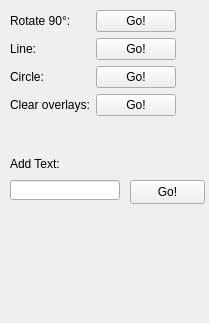
rock-core/gui-rock_widget_collection, file src/gst_image_view/scripts/testgui.ui: the form before one commit.
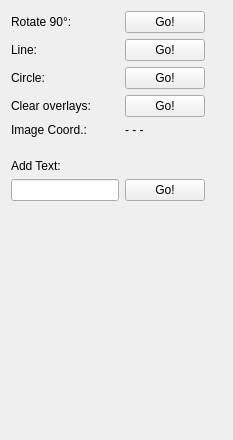
The form after the commit. Custom widgets are drawn as their Qt base class.

Commit message: gst_image_view: improve test gui and script: more test functionality, add gst_image_view widget to testgui, fix addCircle call

Patch:
```diff
--- a/src/gst_image_view/scripts/testgui.ui
+++ b/src/gst_image_view/scripts/testgui.ui
@@ -6,22 +6,15 @@
    <rect>
     <x>0</x>
     <y>0</y>
-    <width>209</width>
-    <height>323</height>
+    <width>233</width>
+    <height>440</height>
    </rect>
   </property>
   <property name="windowTitle">
    <string>GstImageView TestGUI</string>
   </property>
-  <widget class="QWidget" name="formLayoutWidget">
-   <property name="geometry">
-    <rect>
-     <x>10</x>
-     <y>10</y>
-     <width>194</width>
-     <height>131</height>
-    </rect>
-   </property>
+  <layout class="QVBoxLayout" name="verticalLayout">
+   <item>
    <layout class="QFormLayout" name="formLayout">
     <property name="fieldGrowthPolicy">
      <enum>QFormLayout::ExpandingFieldsGrow</enum>
@@ -82,45 +75,86 @@
       </property>
      </widget>
     </item>
-   </layout>
-  </widget>
-  <widget class="QLineEdit" name="text_input">
-   <property name="geometry">
-    <rect>
-     <x>10</x>
-     <y>180</y>
-     <width>110</width>
-     <height>20</height>
-    </rect>
-   </property>
-  </widget>
+     <item row="4" column="0">
+      <widget class="QLabel" name="label_6">
+       <property name="text">
+        <string>Image Coord.:</string>
+       </property>
+      </widget>
+     </item>
+     <item row="4" column="1">
+      <widget class="QLabel" name="image_coord_label">
+       <property name="sizePolicy">
+        <sizepolicy hsizetype="MinimumExpanding" vsizetype="Preferred">
+         <horstretch>0</horstretch>
+         <verstretch>0</verstretch>
+        </sizepolicy>
+       </property>
+       <property name="text">
+        <string>- - -</string>
+       </property>
+      </widget>
+     </item>
+     <item row="6" column="0">
   <widget class="QLabel" name="label_5">
-   <property name="geometry">
-    <rect>
-     <x>10</x>
-     <y>154</y>
-     <width>61</width>
-     <height>20</height>
-    </rect>
-   </property>
    <property name="text">
     <string>Add Text:</string>
    </property>
   </widget>
+     </item>
+     <item row="7" column="0">
+      <widget class="QLineEdit" name="text_input"/>
+     </item>
+     <item row="7" column="1">
   <widget class="QPushButton" name="text_button">
-   <property name="geometry">
-    <rect>
-     <x>130</x>
-     <y>180</y>
-     <width>75</width>
-     <height>24</height>
-    </rect>
-   </property>
    <property name="text">
     <string>Go!</string>
    </property>
   </widget>
- </widget>
+     </item>
+     <item row="5" column="0">
+      <spacer name="verticalSpacer">
+       <property name="orientation">
+        <enum>Qt::Vertical</enum>
+       </property>
+       <property name="sizeType">
+        <enum>QSizePolicy::Fixed</enum>
+       </property>
+       <property name="sizeHint" stdset="0">
+        <size>
+         <width>20</width>
+         <height>10</height>
+        </size>
+       </property>
+      </spacer>
+     </item>
+    </layout>
+   </item>
+   <item>
+    <widget class="GstImageView" name="gstimageview">
+     <property name="sizePolicy">
+      <sizepolicy hsizetype="MinimumExpanding" vsizetype="MinimumExpanding">
+       <horstretch>1</horstretch>
+       <verstretch>1</verstretch>
+      </sizepolicy>
+     </property>
+     <property name="minimumSize">
+      <size>
+       <width>150</width>
+       <height>150</height>
+      </size>
+     </property>
+    </widget>
+   </item>
+  </layout>
+ </widget>
+ <customwidgets>
+  <customwidget>
+   <class>GstImageView</class>
+   <extends>QWidget</extends>
+   <header>GstImageView/GstImageView.h</header>
+  </customwidget>
+ </customwidgets>
  <resources/>
  <connections/>
 </ui>
```
Lines whose indentation alone changed are shown as unchanged. The commit also changes 1 other file.
